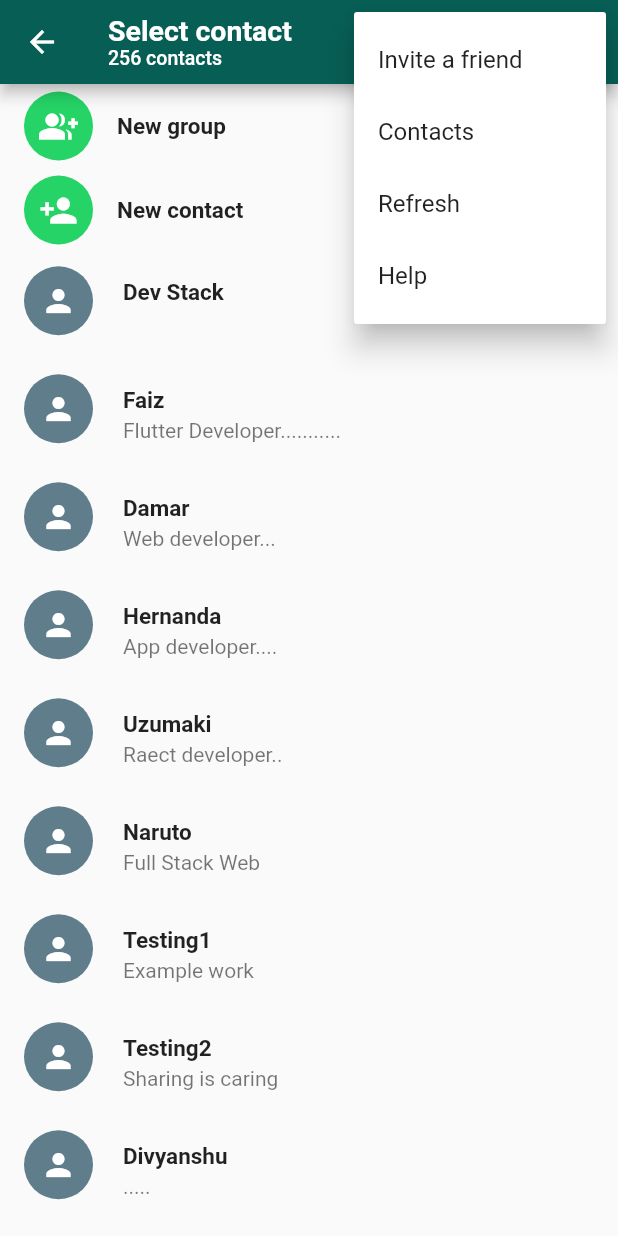
After one commit to faizdamar1/flutter_tugas_akhir_prakerja, a Flutter app: the ContactScreen screen opened directly, after a tap on the "more vert" icon, on a phone screen of 412 x 824 dp. The commit adds this screen. Run offline on Flutter 3.47's test engine with Material 2 defaults, Android fonts, the phone set to English and light mode, and no system bars.

Commit message:
contact screen

```diff
--- a/lib/main.dart
+++ b/lib/main.dart
@@ -11,10 +11,17 @@ class MyApp extends StatelessWidget {
   @override
   Widget build(BuildContext context) {
     return MaterialApp(
+      debugShowCheckedModeBanner: false,
       title: 'Tugas Prakerja',
       theme: ThemeData(
-        colorScheme: ColorScheme.fromSeed(seedColor: Colors.deepPurple),
-        useMaterial3: true,
+        appBarTheme: const AppBarTheme(
+          backgroundColor: Color(0xFF075E54),
+        ),
+        primaryColor: const Color(0xFF075E54),
+        hintColor: const Color(0xFF128C7E),
+        colorScheme: ThemeData().colorScheme.copyWith(
+              secondary: const Color(0xFF075E54),
+            ),
       ),
       home: const HomeScreen(),
     );
--- a/lib/screen/chat/chat_screen.dart
+++ b/lib/screen/chat/chat_screen.dart
@@ -1,5 +1,6 @@
 import 'package:flutter/material.dart';
 import 'package:flutter_tugas_akhir_prakerja/model/chat_model.dart';
+import 'package:flutter_tugas_akhir_prakerja/screen/contact/contact_screen.dart';
 import 'package:flutter_tugas_akhir_prakerja/screen/widget/custom_card_chat.dart';
 
 class ChatPage extends StatefulWidget {
@@ -35,8 +36,12 @@ class _ChatPageState extends State<ChatPage> {
       floatingActionButton: FloatingActionButton(
         child: const Icon(Icons.chat),
         onPressed: () {
-          // Navigator.push(context,
-          //     MaterialPageRoute(builder: (builder) => ContactScreen()));
+          Navigator.push(
+            context,
+            MaterialPageRoute(
+              builder: (builder) => const ContactScreen(),
+            ),
+          );
         },
       ),
     );
--- /dev/null
+++ b/lib/screen/contact/contact_screen.dart
@@ -0,0 +1,95 @@
+import 'package:flutter/foundation.dart';
+import 'package:flutter/material.dart';
+import 'package:flutter_tugas_akhir_prakerja/model/chat_model.dart';
+import 'package:flutter_tugas_akhir_prakerja/screen/widget/custom_bottom_card.dart';
+import 'package:flutter_tugas_akhir_prakerja/screen/widget/custom_card_contact.dart';
+
+class ContactScreen extends StatefulWidget {
+  const ContactScreen({super.key});
+
+  @override
+  State<ContactScreen> createState() => _ContactScreenState();
+}
+
+class _ContactScreenState extends State<ContactScreen> {
+  @override
+  Widget build(BuildContext context) {
+    return Scaffold(
+      appBar: AppBar(
+        title: const Column(
+          crossAxisAlignment: CrossAxisAlignment.start,
+          // mainAxisAlignment: MainAxisAlignment.start,
+          children: [
+            Text(
+              "Select contact",
+              style: TextStyle(
+                fontSize: 19,
+                fontWeight: FontWeight.bold,
+              ),
+            ),
+            Text(
+              "256 contacts",
+              style: TextStyle(fontSize: 13),
+            ),
+          ],
+        ),
+        actions: [
+          IconButton(
+              icon: const Icon(
+                Icons.search,
+                size: 26,
+              ),
+              onPressed: () {}),
+          PopupMenuButton<String>(
+            padding: const EdgeInsets.all(0),
+            onSelected: (value) {
+              if (kDebugMode) {
+                print(value);
+              }
+            },
+            itemBuilder: (BuildContext contesxt) {
+              return [
+                const PopupMenuItem(
+                  value: "Invite a friend",
+                  child: Text("Invite a friend"),
+                ),
+                const PopupMenuItem(
+                  value: "Contacts",
+                  child: Text("Contacts"),
+                ),
+                const PopupMenuItem(
+                  value: "Refresh",
+                  child: Text("Refresh"),
+                ),
+                const PopupMenuItem(
+                  value: "Help",
+                  child: Text("Help"),
+                ),
+              ];
+            },
+          ),
+        ],
+      ),
+      body: ListView.builder(
+        itemCount: contactList.length,
+        itemBuilder: (context, index) {
+          if (index == 0) {
+            return InkWell(
+              onTap: () {},
+              child: const CustomBottonCard(
+                name: "New group",
+                icon: Icons.group_add,
+              ),
+            );
+          } else if (index == 1) {
+            return const CustomBottonCard(
+                name: "New contact", icon: Icons.person_add);
+          }
+          return CustomContactCard(
+            contact: contactList[index - 2],
+          );
+        },
+      ),
+    );
+  }
+}
--- a/lib/screen/home_screen.dart
+++ b/lib/screen/home_screen.dart
@@ -29,7 +29,10 @@ class _HomeScreenState extends State<HomeScreen>
   Widget build(BuildContext context) {
     return Scaffold(
       appBar: AppBar(
-        title: const Text("Whatsapp clone"),
+        title: const Text(
+          "Prakerja",
+          style: TextStyle(fontWeight: FontWeight.bold),
+        ),
         actions: [
           IconButton(
             icon: const Icon(Icons.search),
--- /dev/null
+++ b/lib/screen/widget/custom_bottom_card.dart
@@ -0,0 +1,30 @@
+import 'package:flutter/material.dart';
+
+class CustomBottonCard extends StatelessWidget {
+  const CustomBottonCard({Key? key, required this.name, required this.icon})
+      : super(key: key);
+  final String name;
+  final IconData icon;
+
+  @override
+  Widget build(BuildContext context) {
+    return ListTile(
+      leading: CircleAvatar(
+        radius: 23,
+        backgroundColor: const Color(0xFF25D366),
+        child: Icon(
+          icon,
+          size: 26,
+          color: Colors.white,
+        ),
+      ),
+      title: Text(
+        name,
+        style: const TextStyle(
+          fontSize: 15,
+          fontWeight: FontWeight.bold,
+        ),
+      ),
+    );
+  }
+}
--- /dev/null
+++ b/lib/screen/widget/custom_card_contact.dart
@@ -0,0 +1,49 @@
+import 'package:flutter/material.dart';
+import 'package:flutter_tugas_akhir_prakerja/model/chat_model.dart';
+
+class CustomContactCard extends StatelessWidget {
+  const CustomContactCard({Key? key, required this.contact}) : super(key: key);
+  final ChatModel contact;
+
+  @override
+  Widget build(BuildContext context) {
+    return ListTile(
+      leading: SizedBox(
+        height: 53,
+        width: 50,
+        child: Stack(
+          children: [
+            const CircleAvatar(
+              backgroundColor: Colors.blueGrey,
+              radius: 23,
+              child: Icon(
+                Icons.person,
+                color: Colors.white,
+              ),
+            ),
+            contact.select
+                ? const Positioned(
+                    right: 5,
+                    bottom: 4,
+                    child: CircleAvatar(
+                      backgroundColor: Colors.teal,
+                      radius: 11,
+                      child: Icon(
+                        Icons.check,
+                        color: Colors.white,
+                        size: 18,
+                      ),
+                    ),
+                  )
+                : Container(),
+          ],
+        ),
+      ),
+      title: Text(
+        contact.name!,
+        style: const TextStyle(fontSize: 15, fontWeight: FontWeight.bold),
+      ),
+      subtitle: Text(contact.status == null ? '' : contact.status!),
+    );
+  }
+}
```
